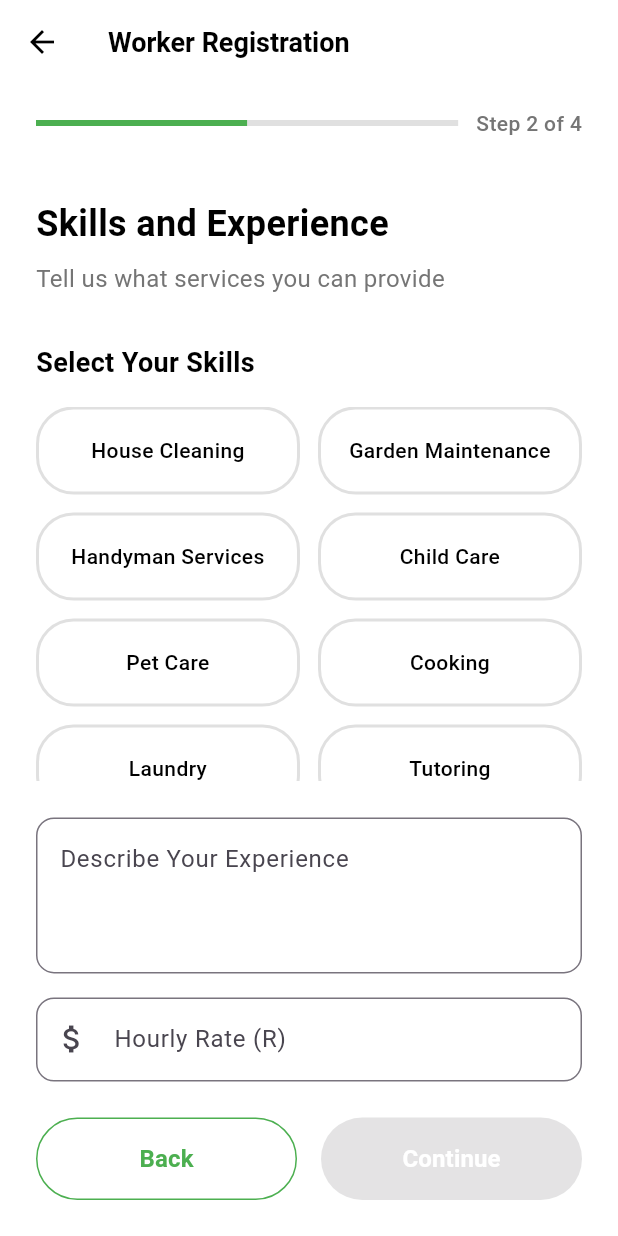
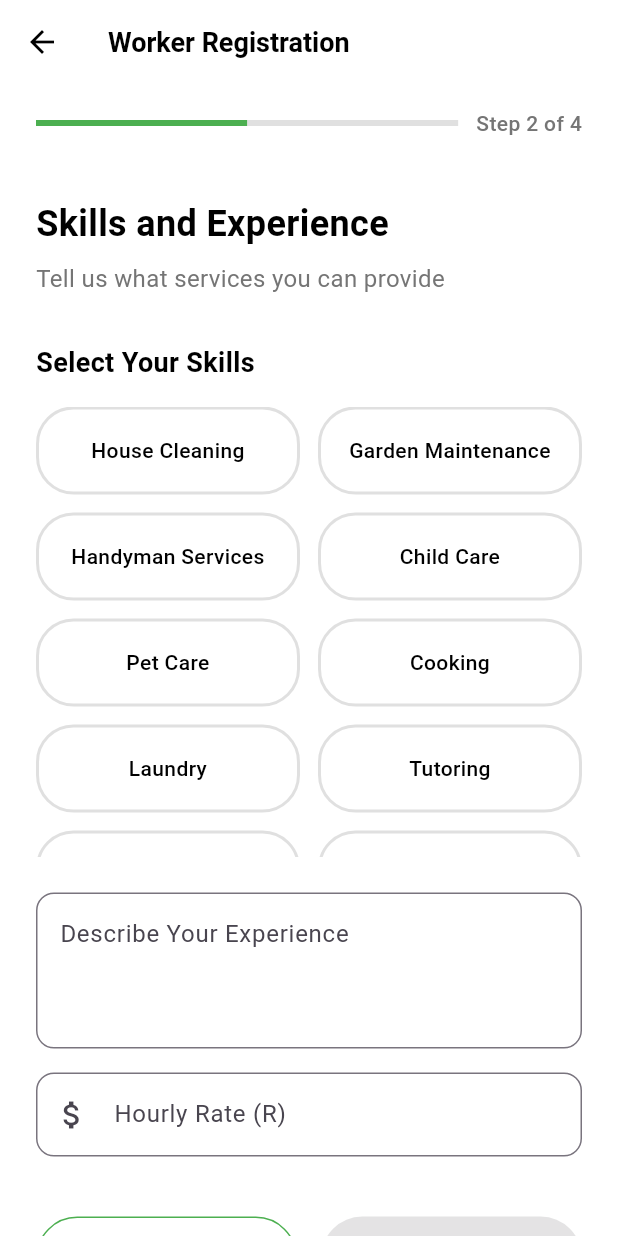
Before and after one commit to MalwandlaShaun/sanctuary, a Flutter app: the WorkerRegistrationScreen screen opened by its route, swiped to page 2, on a phone screen of 412 x 824 dp. Run offline on Flutter 3.47's test engine with Material 3 defaults, Android fonts, the light colour scheme and no system bars; Roboto replaces fonts that are missing (SF Pro Display).

Commit message:
fixed the worker_registration_screen

```diff
--- a/mobile/lib/screens/worker_registration_screen.dart
+++ b/mobile/lib/screens/worker_registration_screen.dart
@@ -15,6 +15,9 @@ class _WorkerRegistrationScreenState extends State<WorkerRegistrationScreen> {
   final _confirmPasswordController = TextEditingController();
   final _experienceController = TextEditingController();
   final _rateController = TextEditingController();
+
+  // Add PageController to control the PageView
+  final PageController _pageController = PageController();
 
   bool _obscurePassword = true;
   bool _obscureConfirmPassword = true;
@@ -50,6 +53,7 @@ class _WorkerRegistrationScreenState extends State<WorkerRegistrationScreen> {
     _confirmPasswordController.dispose();
     _experienceController.dispose();
     _rateController.dispose();
+    _pageController.dispose(); // Don't forget to dispose the controller
     super.dispose();
   }
 
@@ -104,6 +108,7 @@ class _WorkerRegistrationScreenState extends State<WorkerRegistrationScreen> {
 
             Expanded(
               child: PageView(
+                controller: _pageController, // Add the controller
                 onPageChanged: (index) {
                   setState(() {
                     _currentStep = index;
@@ -124,12 +129,13 @@ class _WorkerRegistrationScreenState extends State<WorkerRegistrationScreen> {
   }
 
   Widget _buildBasicInfoStep() {
-    return Padding(
+    return SingleChildScrollView( // Wrap with SingleChildScrollView
       padding: EdgeInsets.all(24.0),
       child: Form(
         key: _formKey,
         child: Column(
           crossAxisAlignment: CrossAxisAlignment.start,
+          mainAxisSize: MainAxisSize.min, // Add this
           children: [
             Text(
               'Basic Info & Profile',
@@ -315,7 +321,7 @@ class _WorkerRegistrationScreenState extends State<WorkerRegistrationScreen> {
               },
             ),
 
-            Spacer(),
+            SizedBox(height: 40), // Changed from Spacer() to SizedBox
 
             // Continue Button
             SizedBox(
@@ -324,9 +330,11 @@ class _WorkerRegistrationScreenState extends State<WorkerRegistrationScreen> {
               child: ElevatedButton(
                 onPressed: () {
                   if (_formKey.currentState!.validate()) {
-                    setState(() {
-                      _currentStep = 1;
-                    });
+                    // Move to next step using PageController
+                    _pageController.nextPage(
+                      duration: Duration(milliseconds: 300),
+                      curve: Curves.easeInOut,
+                    );
                   }
                 },
                 style: ElevatedButton.styleFrom(
@@ -353,10 +361,11 @@ class _WorkerRegistrationScreenState extends State<WorkerRegistrationScreen> {
   }
 
   Widget _buildSkillsExperienceStep() {
-    return Padding(
+    return SingleChildScrollView( // Wrap with SingleChildScrollView
       padding: EdgeInsets.all(24.0),
       child: Column(
         crossAxisAlignment: CrossAxisAlignment.start,
+        mainAxisSize: MainAxisSize.min, // Add this
         children: [
           Text(
             'Skills and Experience',
@@ -387,8 +396,9 @@ class _WorkerRegistrationScreenState extends State<WorkerRegistrationScreen> {
           ),
           SizedBox(height: 16),
 
-          Expanded(
-            flex: 2,
+          // Fixed height container for skills grid instead of Expanded
+          Container(
+            height: 300, // Set a fixed height
             child: GridView.builder(
               gridDelegate: SliverGridDelegateWithFixedCrossAxisCount(
                 crossAxisCount: 2,
@@ -469,16 +479,17 @@ class _WorkerRegistrationScreenState extends State<WorkerRegistrationScreen> {
             ),
           ),
 
-          SizedBox(height: 24),
+          SizedBox(height: 40), // Changed from default spacing
 
           Row(
             children: [
               Expanded(
                 child: OutlinedButton(
                   onPressed: () {
-                    setState(() {
-                      _currentStep = 0;
-                    });
+                    _pageController.previousPage(
+                      duration: Duration(milliseconds: 300),
+                      curve: Curves.easeInOut,
+                    );
                   },
                   style: OutlinedButton.styleFrom(
                     side: BorderSide(color: Color(0xFF4CAF50)),
@@ -501,9 +512,10 @@ class _WorkerRegistrationScreenState extends State<WorkerRegistrationScreen> {
               Expanded(
                 child: ElevatedButton(
                   onPressed: _selectedSkills.isNotEmpty ? () {
-                    setState(() {
-                      _currentStep = 2;
-                    });
+                    _pageController.nextPage(
+                      duration: Duration(milliseconds: 300),
+                      curve: Curves.easeInOut,
+                    );
                   } : null,
                   style: ElevatedButton.styleFrom(
                     backgroundColor: _selectedSkills.isNotEmpty ? Color(0xFF4CAF50) : Colors.grey[400],
@@ -530,10 +542,11 @@ class _WorkerRegistrationScreenState extends State<WorkerRegistrationScreen> {
   }
 
   Widget _buildVerificationStep() {
-    return Padding(
+    return SingleChildScrollView( // Wrap with SingleChildScrollView
       padding: EdgeInsets.all(24.0),
       child: Column(
         crossAxisAlignment: CrossAxisAlignment.start,
+        mainAxisSize: MainAxisSize.min, // Add this
         children: [
           Text(
             'ID and Background Check',
@@ -666,16 +679,17 @@ class _WorkerRegistrationScreenState extends State<WorkerRegistrationScreen> {
             ),
           ),
 
-          Spacer(),
+          SizedBox(height: 40), // Changed from Spacer() to SizedBox
 
           Row(
             children: [
               Expanded(
                 child: OutlinedButton(
                   onPressed: () {
-                    setState(() {
-                      _currentStep = 1;
-                    });
+                    _pageController.previousPage(
+                      duration: Duration(milliseconds: 300),
+                      curve: Curves.easeInOut,
+                    );
                   },
                   style: OutlinedButton.styleFrom(
                     side: BorderSide(color: Color(0xFF4CAF50)),
@@ -698,9 +712,10 @@ class _WorkerRegistrationScreenState extends State<WorkerRegistrationScreen> {
               Expanded(
                 child: ElevatedButton(
                   onPressed: _backgroundCheck ? () {
-                    setState(() {
-                      _currentStep = 3;
-                    });
+                    _pageController.nextPage(
+                      duration: Duration(milliseconds: 300),
+                      curve: Curves.easeInOut,
+                    );
                   } : null,
                   style: ElevatedButton.styleFrom(
                     backgroundColor: _backgroundCheck ? Color(0xFF4CAF50) : Colors.grey[400],
@@ -727,10 +742,11 @@ class _WorkerRegistrationScreenState extends State<WorkerRegistrationScreen> {
   }
 
   Widget _buildBankingStep() {
-    return Padding(
+    return SingleChildScrollView( // Wrap with SingleChildScrollView
       padding: EdgeInsets.all(24.0),
       child: Column(
         crossAxisAlignment: CrossAxisAlignment.start,
+        mainAxisSize: MainAxisSize.min, // Add this
         children: [
           Text(
             'Bank Account Details',
@@ -895,16 +911,17 @@ class _WorkerRegistrationScreenState extends State<WorkerRegistrationScreen> {
             contentPadding: EdgeInsets.zero,
           ),
 
-          Spacer(),
+          SizedBox(height: 40), // Changed from Spacer() to SizedBox
 
           Row(
             children: [
               Expanded(
                 child: OutlinedButton(
                   onPressed: () {
-                    setState(() {
-                      _currentStep = 2;
-                    });
+                    _pageController.previousPage(
+                      duration: Duration(milliseconds: 300),
+                      curve: Curves.easeInOut,
+                    );
                   },
                   style: OutlinedButton.styleFrom(
                     side: BorderSide(color: Color(0xFF4CAF50)),
```
